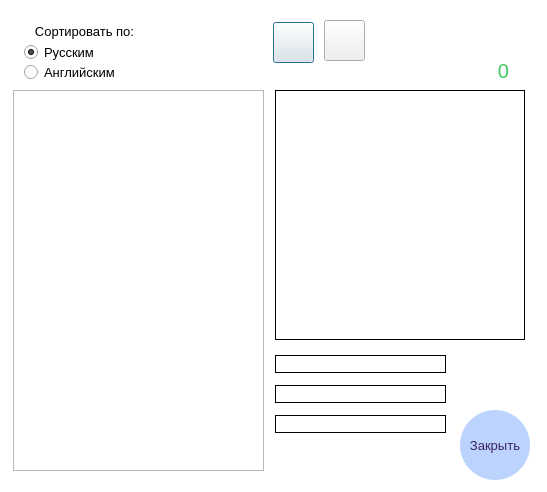
This is wordslistwindow.ui in Skripove/MyDictionary as Qt 5 draws it before an edit. The edited form follows.
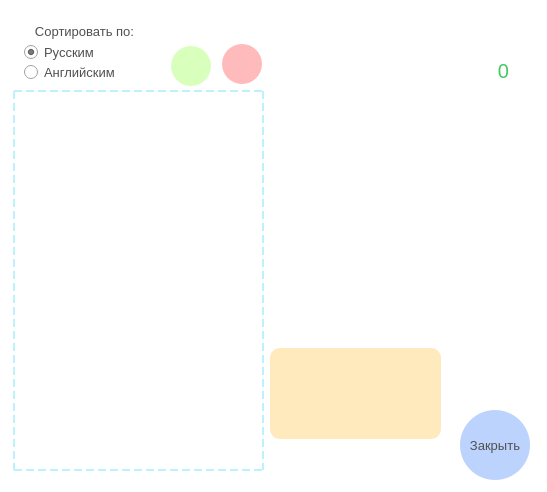
This is the edited form. Icons and pictures are not drawn.

Commit message: Исправил баг добавления нового слова. Немного изменил дизайн

Diff of the .ui file:
```diff
--- a/wordslistwindow.ui
+++ b/wordslistwindow.ui
@@ -43,7 +43,8 @@
    </property>
    <property name="styleSheet">
     <string notr="true">#groupBox {
-   border: 0px solid gray;
+	border: 0px solid gray;
+	color: rgb(80, 80, 80);
 }</string>
    </property>
    <property name="title">
@@ -73,6 +74,9 @@
       <pointsize>10</pointsize>
      </font>
     </property>
+    <property name="styleSheet">
+     <string notr="true">color: rgb(80, 80, 80);</string>
+    </property>
     <property name="text">
      <string>Русским</string>
     </property>
@@ -95,6 +99,9 @@
       <pointsize>10</pointsize>
      </font>
     </property>
+    <property name="styleSheet">
+     <string notr="true">color: rgb(80, 80, 80);</string>
+    </property>
     <property name="text">
      <string>Английским</string>
     </property>
@@ -103,22 +110,38 @@
   <widget class="QPushButton" name="btnAddWord">
    <property name="geometry">
     <rect>
-     <x>273</x>
-     <y>22</y>
-     <width>41</width>
-     <height>41</height>
+     <x>171</x>
+     <y>46</y>
+     <width>40</width>
+     <height>40</height>
     </rect>
    </property>
+   <property name="font">
+    <font>
+     <family>Segoe UI</family>
+     <pointsize>20</pointsize>
+    </font>
+   </property>
    <property name="toolTip">
     <string>Добавить слово</string>
    </property>
    <property name="styleSheet">
-    <string notr="true">#btnAddWord{
+    <string notr="true">nAddWord{
 border-image: url(:/res/img/add.png);
 }
-
-#btnAddWord:hover{
+nAddWord:hover{
 border-image: url(:/res/img/addHover.png);
+}
+
+#btnAddWord{
+color: rgb(58,33,102);
+background-color: rgba(217,255,189, 255);
+border: 0px solid black;
+border-radius: 20px;
+}
+
+#btnAddWord::hover{
+	background-color: rgba(201,255,161, 255);
 }</string>
    </property>
    <property name="text">
@@ -143,7 +166,9 @@
     <string/>
    </property>
    <property name="styleSheet">
-    <string notr="true"/>
+    <string notr="true">#listWords{
+border:2px dashed #BBF2FE;
+}</string>
    </property>
   </widget>
   <widget class="QLabel" name="labelImg">
@@ -156,7 +181,7 @@
     </rect>
    </property>
    <property name="frameShape">
-    <enum>QFrame::Box</enum>
+    <enum>QFrame::NoFrame</enum>
    </property>
    <property name="text">
     <string/>
@@ -168,22 +193,39 @@
   <widget class="QPushButton" name="btnDelWord">
    <property name="geometry">
     <rect>
-     <x>324</x>
-     <y>20</y>
-     <width>41</width>
-     <height>41</height>
+     <x>222</x>
+     <y>44</y>
+     <width>40</width>
+     <height>40</height>
     </rect>
    </property>
+   <property name="font">
+    <font>
+     <family>Segoe UI</family>
+     <pointsize>20</pointsize>
+    </font>
+   </property>
    <property name="toolTip">
     <string>Удалить слово</string>
    </property>
    <property name="styleSheet">
-    <string notr="true">#btnDelWord{
+    <string notr="true">nDelWord{
 border-image: url(:/res/img/del.png);
 }
 
 #btnDelWord:hover{
 border-image: url(:/res/img/delHover.png);
+}
+
+#btnDelWord{
+color: rgb(58,33,102);
+background-color: rgba(255,187,188, 255);
+border: 0px solid black;
+border-radius: 20px;
+}
+
+#btnDelWord::hover{
+	background-color: rgba(255,159,160, 255);
 }</string>
    </property>
    <property name="text">
@@ -207,8 +249,8 @@
    </property>
    <property name="styleSheet">
     <string notr="true">#btnClose{
-color: rgb(58,33,102);
-background-color: rgba(160,192,253, 180);
+color: rgb(80, 80, 80);
+background-color: rgba(188,211,254, 255);
 border: 0px solid black;
 border-radius: 35px;
 }
@@ -253,7 +295,7 @@
     <rect>
      <x>275</x>
      <y>355</y>
-     <width>171</width>
+     <width>161</width>
      <height>18</height>
     </rect>
    </property>
@@ -263,8 +305,11 @@
      <pointsize>10</pointsize>
     </font>
    </property>
+   <property name="styleSheet">
+    <string notr="true">color: rgb(80, 80, 80);</string>
+   </property>
    <property name="frameShape">
-    <enum>QFrame::Box</enum>
+    <enum>QFrame::NoFrame</enum>
    </property>
    <property name="text">
     <string/>
@@ -275,7 +320,7 @@
     <rect>
      <x>275</x>
      <y>385</y>
-     <width>171</width>
+     <width>161</width>
      <height>18</height>
     </rect>
    </property>
@@ -285,8 +330,11 @@
      <pointsize>10</pointsize>
     </font>
    </property>
+   <property name="styleSheet">
+    <string notr="true">color: rgb(80, 80, 80);</string>
+   </property>
    <property name="frameShape">
-    <enum>QFrame::Box</enum>
+    <enum>QFrame::NoFrame</enum>
    </property>
    <property name="text">
     <string/>
@@ -297,7 +345,7 @@
     <rect>
      <x>275</x>
      <y>415</y>
-     <width>171</width>
+     <width>161</width>
      <height>18</height>
     </rect>
    </property>
@@ -307,13 +355,46 @@
      <pointsize>10</pointsize>
     </font>
    </property>
+   <property name="styleSheet">
+    <string notr="true">color: rgb(80, 80, 80);</string>
+   </property>
    <property name="frameShape">
-    <enum>QFrame::Box</enum>
+    <enum>QFrame::NoFrame</enum>
    </property>
    <property name="text">
     <string/>
    </property>
   </widget>
+  <widget class="QLabel" name="label">
+   <property name="geometry">
+    <rect>
+     <x>270</x>
+     <y>348</y>
+     <width>171</width>
+     <height>91</height>
+    </rect>
+   </property>
+   <property name="styleSheet">
+    <string notr="true">#label{
+	background-color: rgba(255,234,189, 255);
+	border-radius: 10px;
+}</string>
+   </property>
+   <property name="text">
+    <string/>
+   </property>
+  </widget>
+  <zorder>label</zorder>
+  <zorder>groupBox</zorder>
+  <zorder>btnAddWord</zorder>
+  <zorder>listWords</zorder>
+  <zorder>labelImg</zorder>
+  <zorder>btnDelWord</zorder>
+  <zorder>btnClose</zorder>
+  <zorder>labelWordsCount</zorder>
+  <zorder>labelShowing</zorder>
+  <zorder>labelCorrectly</zorder>
+  <zorder>labelRating</zorder>
  </widget>
  <resources/>
  <connections/>
```
Left out of the diff: 2 changed lines with no effect on the pictures. The commit also changes 7 other files.
